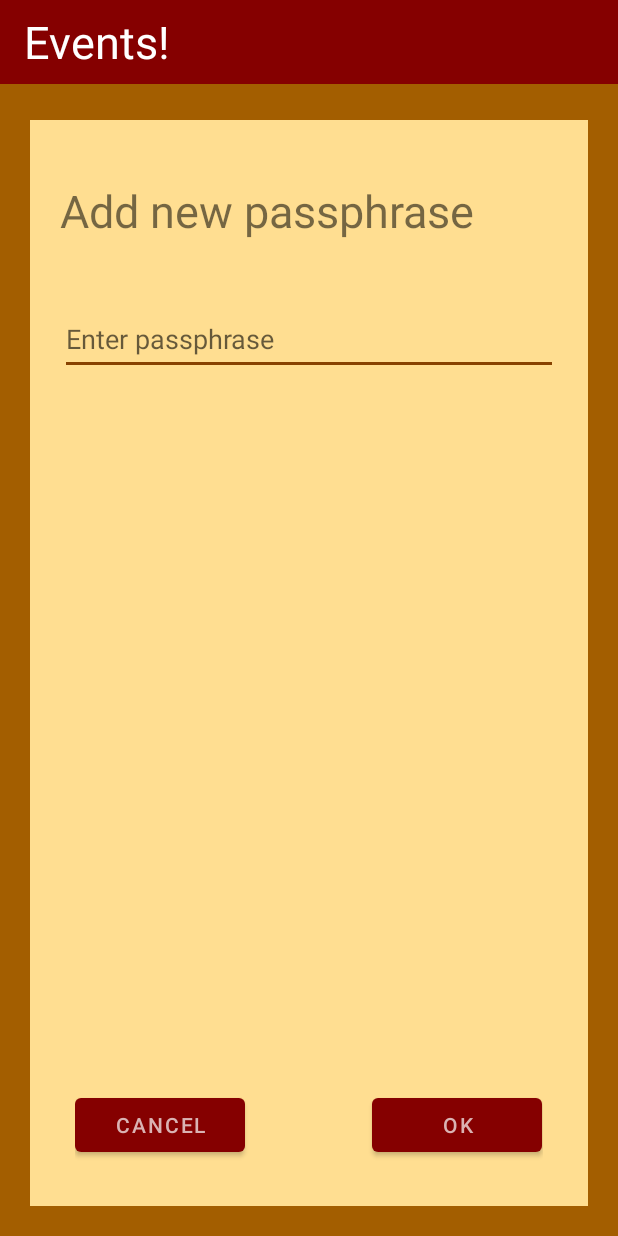
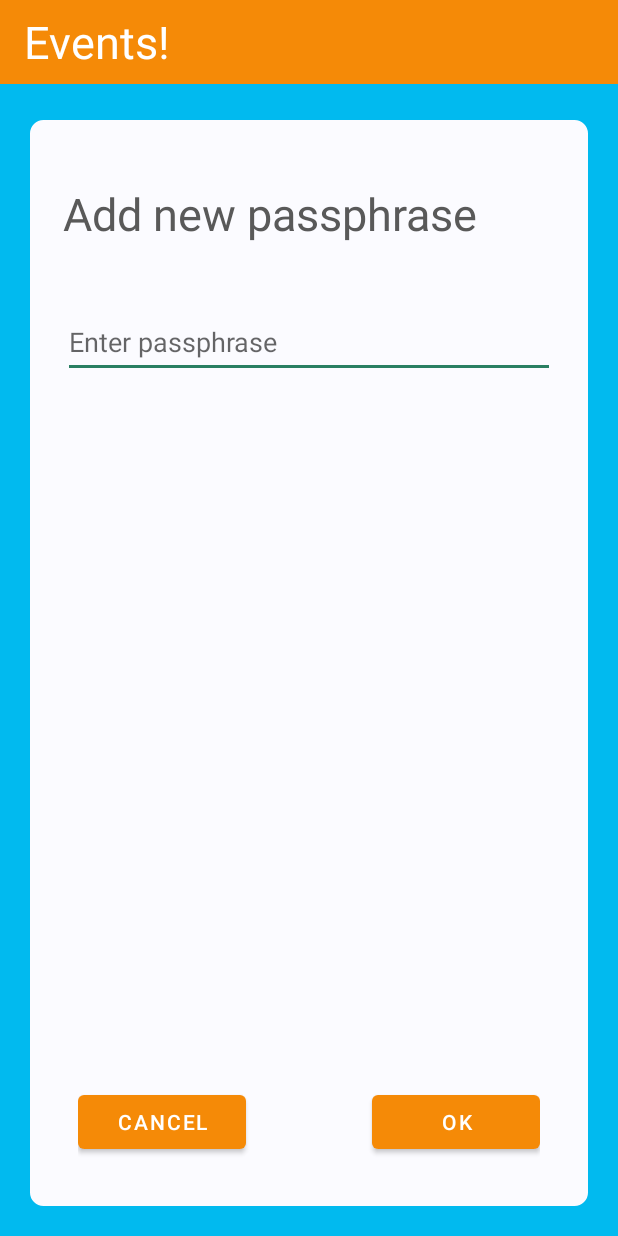
Before and after one commit to PPat93/secret-events, an Android app: the AddView screen opened directly, with no data from a screen before it, on a phone screen of 412 x 824 dp. Run offline under Robolectric (Android 15) with nearby library versions, the phone set to English and light mode, and no system bars; Roboto replaces fonts that are not available here.

Commit message:
v0.01.07 - layouts adjustements - margins unifications, more smooth and sensible text properties, add accents. New rounded corners for all views as the emphasis. Final update of the main themes - now they are ready and joyful as the celebration app should be

```diff
--- a/app/src/main/java/com/example/eventsapp/MainActivity.java
+++ b/app/src/main/java/com/example/eventsapp/MainActivity.java
@@ -50,7 +50,7 @@ public class MainActivity extends AppCompatActivity {
             public void run() {
                 switchToMainListActivity();
             }
-        }, 5000);
+        }, 1000);
 
     }
 
--- a/app/src/main/res/drawable/baseline_event_24.xml
+++ b/app/src/main/res/drawable/baseline_event_24.xml
@@ -1,4 +1,4 @@
-<vector android:height="24dp" android:tint="#FFFFFF"
+<vector android:height="24dp" android:tint="#595959"
     android:viewportHeight="24" android:viewportWidth="24"
     android:width="24dp" xmlns:android="http://schemas.android.com/apk/res/android">
     <path android:fillColor="@android:color/white" android:pathData="M17,12h-5v5h5v-5zM16,1v2L8,3L8,1L6,1v2L5,3c-1.11,0 -1.99,0.9 -1.99,2L3,19c0,1.1 0.89,2 2,2h14c1.1,0 2,-0.9 2,-2L21,5c0,-1.1 -0.9,-2 -2,-2h-1L18,1h-2zM19,19L5,19L5,8h14v11z"/>
--- /dev/null
+++ b/app/src/main/res/drawable/rounded_corners.xml
@@ -0,0 +1,19 @@
+<?xml version="1.0" encoding="UTF-8"?>
+<shape xmlns:android="http://schemas.android.com/apk/res/android">
+    <solid android:color="@color/color_on_secondary"/>
+
+    <stroke android:width="3dp"
+        android:color="@color/color_on_secondary"
+        />
+
+    <padding android:left="2dp"
+        android:top="2dp"
+        android:right="2dp"
+        android:bottom="2dp"
+        />
+
+    <corners android:bottomRightRadius="7dp"
+        android:bottomLeftRadius="7dp"
+        android:topLeftRadius="7dp"
+        android:topRightRadius="7dp"/>
+</shape>
--- a/app/src/main/res/layout/activity_main.xml
+++ b/app/src/main/res/layout/activity_main.xml
@@ -9,7 +9,7 @@
     <RelativeLayout
         android:layout_width="match_parent"
         android:layout_height="match_parent"
-        android:background="#FFEB3B"
+        android:background="@color/color_secondary"
         app:layout_constraintBottom_toBottomOf="parent"
         app:layout_constraintEnd_toEndOf="parent"
         app:layout_constraintStart_toStartOf="parent"
@@ -18,7 +18,6 @@
         <pl.droidsonroids.gif.GifImageView
             android:layout_width="match_parent"
             android:layout_height="match_parent"
-            android:src="@drawable/yoxt"
-            />
+            android:src="@drawable/yoxt" />
     </RelativeLayout>
 </androidx.constraintlayout.widget.ConstraintLayout>
--- a/app/src/main/res/layout/activity_view_add.xml
+++ b/app/src/main/res/layout/activity_view_add.xml
@@ -19,7 +19,7 @@
         android:layout_marginTop="80dp"
         android:layout_marginEnd="20dp"
         android:layout_marginBottom="20dp"
-        android:background="@color/background"
+        android:background="@drawable/rounded_corners"
         android:orientation="vertical"
         app:layout_constraintBottom_toBottomOf="parent"
         app:layout_constraintEnd_toEndOf="parent"
@@ -52,6 +52,7 @@
                 android:layout_marginEnd="20dp"
                 android:layout_marginBottom="1dp"
                 android:text="@string/passphrase_title"
+                android:textColor="@color/icons"
                 android:textSize="30sp" />
 
             <TextView
@@ -79,7 +80,10 @@
                 android:backgroundTint="@color/color_secondary_variant"
                 android:ems="10"
                 android:hint="@string/passphrase_input_hint"
-                android:inputType="text" />
+                android:inputType="text"
+                android:textColor="@color/icons"
+                android:textColorHighlight="@color/icons"
+                android:textColorLink="@color/icons" />
         </RelativeLayout>
 
         <LinearLayout
@@ -99,7 +103,8 @@
                 android:layout_width="0dp"
                 android:layout_height="wrap_content"
                 android:layout_weight="0.4"
-                android:text="@android:string/cancel" />
+                android:text="@android:string/cancel"
+                android:textColor="@color/white" />
 
             <Space
                 android:layout_width="0dp"
@@ -111,7 +116,8 @@
                 android:layout_width="0dp"
                 android:layout_height="wrap_content"
                 android:layout_weight="0.4"
-                android:text="@android:string/ok" />
+                android:text="@android:string/ok"
+                android:textColor="@color/white" />
         </LinearLayout>
 
     </RelativeLayout>
--- a/app/src/main/res/values-night/themes.xml
+++ b/app/src/main/res/values-night/themes.xml
@@ -10,7 +10,7 @@
         <item name="colorSecondaryVariant">@color/color_secondary_variant</item>
         <item name="colorOnSecondary">@color/color_on_secondary</item>
         <!-- Status bar color. -->
-        <item name="android:statusBarColor">?attr/colorPrimaryVariant</item>
+        <item name="android:statusBarColor">@color/color_primary</item>
         <!-- Customize your theme here. -->
     </style>
 </resources>
--- a/app/src/main/res/values/colors.xml
+++ b/app/src/main/res/values/colors.xml
@@ -5,10 +5,17 @@
     <color name="accent">#EC0202</color>
     <color name="background">#ffde91</color>
     <color name="white">#FFFFFF</color>
-    <color name="color_on_secondary">#e3cfb3</color>
-    <color name="color_secondary_variant">#884200</color>
-    <color name="color_secondary">#a35e00</color>
+    <color name="color_on_secondary">#FBFBFF</color>
+    <color name="color_secondary_variant">#2A7F62</color>
+    <color name="color_secondary">#01BAEF</color>
     <color name="color_on_primary">#dab3b3</color>
-    <color name="color_primary">#850000</color>
+    <color name="color_primary">#F58A07</color>
     <color name="color_primary_variant">#680000</color>
+
+<!--    <color name="color_primary">#592941</color>-->
+<!--    <color name="color_on_primary">#B6C649</color>-->
+<!--    <color name="color_secondary">#C9DDFF</color>-->
+<!--    <color name="color_on_secondary">#508991</color>-->
+<!--    <color name="color_secondary_variant">#ff934f</color>-->
+<!--    <color name="color_primary_variant">#157a6e</color>-->
 </resources>
--- a/app/src/main/res/values/themes.xml
+++ b/app/src/main/res/values/themes.xml
@@ -10,7 +10,7 @@
         <item name="colorSecondaryVariant">@color/color_secondary_variant</item>
         <item name="colorOnSecondary">@color/color_on_secondary</item>
         <!-- Status bar color. -->
-        <item name="android:statusBarColor">?attr/colorPrimaryVariant</item>
+        <item name="android:statusBarColor">@color/color_primary</item>
         <!-- Customize your theme here. -->
     </style>
 
```
Also changed, not shown: app/src/main/res/layout/activity_event_details.xml (+11 -8 lines), app/src/main/res/layout/activity_main_list.xml (+5 -5 lines), app/src/main/res/layout/list_event_view.xml (+8 -3 lines).
